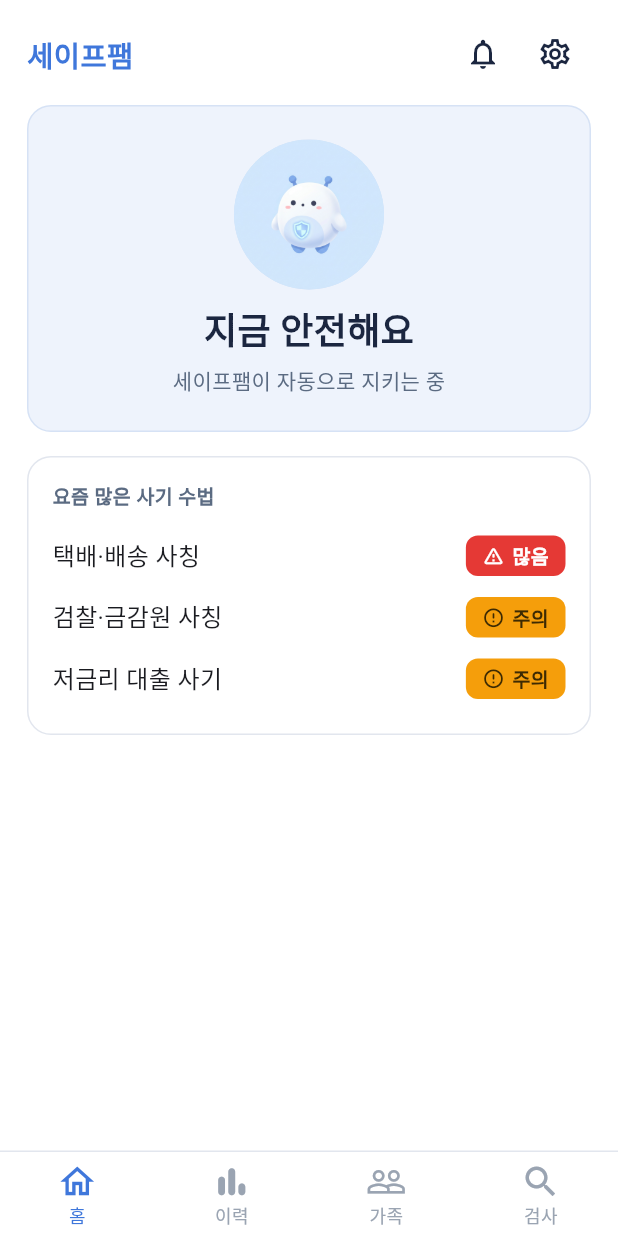
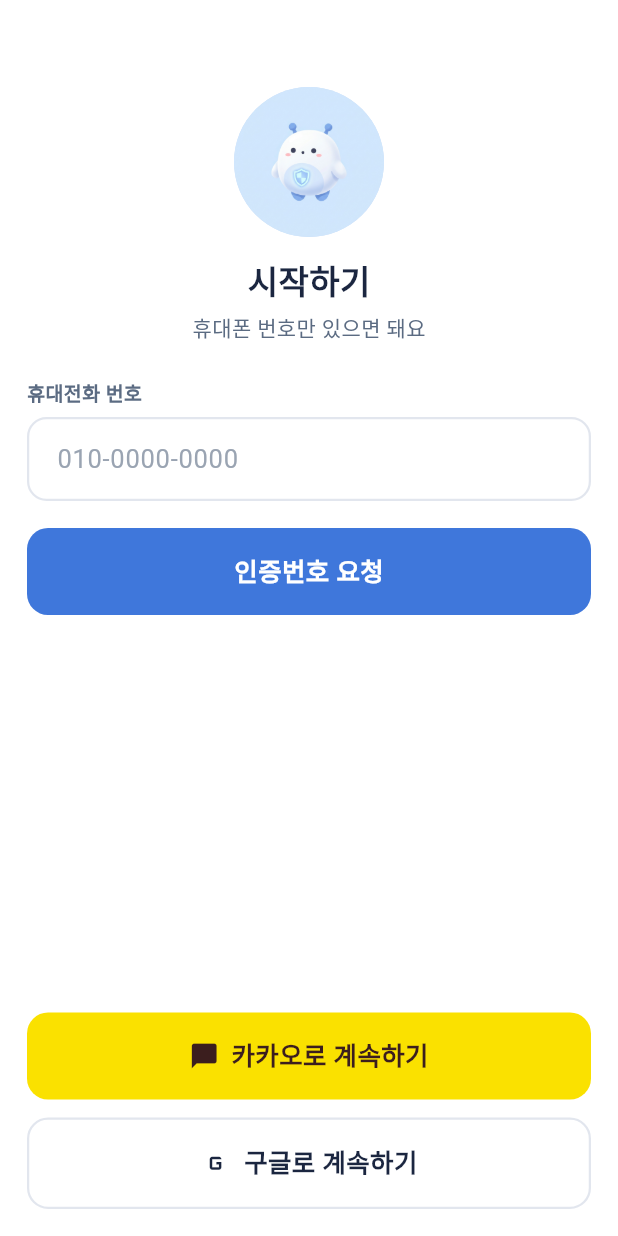
Before and after one commit to SafeFam/SafeFam_FE, a Flutter app: the screen it shows after launch, on a phone screen of 412 x 824 dp. Run offline on Flutter 3.47's test engine with Material 3 defaults, Android fonts, the phone set to English and light mode, and no system bars; Roboto replaces fonts that are missing (Pretendard).

Commit message:
feat: add phone signup/login screen and set it as app entry

```diff
--- a/lib/main.dart
+++ b/lib/main.dart
@@ -1,6 +1,6 @@
 import 'package:flutter/material.dart';
 import 'theme/app_theme.dart';
-import 'widgets/main_scaffold.dart';
+import 'screens/login_screen.dart';
 
 void main() => runApp(const SafeFamApp());
 
@@ -13,7 +13,7 @@
       title: '세이프팸',
       debugShowCheckedModeBanner: false,
       theme: buildSafeFamTheme(),
-      home: const MainScaffold(),
+      home: const LoginScreen(),
     );
   }
 }
--- /dev/null
+++ b/lib/screens/login_screen.dart
@@ -0,0 +1,204 @@
+import 'package:flutter/material.dart';
+import '../theme/app_theme.dart';
+import '../widgets/common.dart';
+import '../services/auth_api.dart';
+import 'family_flow.dart';
+import '../widgets/main_scaffold.dart';
+
+/// 회원가입/로그인 — 휴대폰 인증 + 소셜. 결과는 AuthApi를 통해 처리(지금은 껍데기).
+class LoginScreen extends StatefulWidget {
+  const LoginScreen({super.key});
+  @override
+  State<LoginScreen> createState() => _LoginScreenState();
+}
+
+class _LoginScreenState extends State<LoginScreen> {
+  final _phone = TextEditingController();
+  final _code = TextEditingController();
+  final _nickname = TextEditingController();
+  final _password = TextEditingController();
+  bool _requested = false;
+  bool _loading = false;
+  bool _obscure = true;
+
+  @override
+  void dispose() {
+    _phone.dispose();
+    _code.dispose();
+    _nickname.dispose();
+    _password.dispose();
+    super.dispose();
+  }
+
+  void _goNext(AuthResult r) {
+    if (!mounted) return;
+    final next = r.isNewUser
+        ? const FamilyRegisterScreen() // 신규 → 가족 등록
+        : const MainScaffold();        // 기존 → 홈
+    Navigator.pushAndRemoveUntil(
+        context, MaterialPageRoute(builder: (_) => next), (route) => false);
+  }
+
+  Future<void> _run(Future<void> Function() action) async {
+    setState(() => _loading = true);
+    try {
+      await action();
+    } finally {
+      if (mounted) setState(() => _loading = false);
+    }
+  }
+
+  void _toast(String msg) {
+    if (!mounted) return;
+    ScaffoldMessenger.of(context)
+      ..hideCurrentSnackBar()
+      ..showSnackBar(SnackBar(content: Text(msg)));
+  }
+
+  Future<void> _onPrimary() => _run(() async {
+        if (!_requested) {
+          final ok = await AuthApi.requestCode(_phone.text);
+          if (ok && mounted) setState(() => _requested = true);
+        } else {
+          if (_nickname.text.trim().isEmpty) {
+            _toast('닉네임을 입력해 주세요');
+            return;
+          }
+          if (_password.text.length < 4) {
+            _toast('비밀번호는 4자 이상 입력해 주세요');
+            return;
+          }
+          final r = await AuthApi.verifyCode(
+            _phone.text,
+            _code.text,
+            nickname: _nickname.text.trim(),
+            password: _password.text,
+          );
+          if (r.success) _goNext(r);
+        }
+      });
+
+  Future<void> _social(String provider) =>
+      _run(() async => _goNext(await AuthApi.socialLogin(provider)));
+
+  @override
+  Widget build(BuildContext context) {
+    return Scaffold(
+      body: SafeArea(
+        child: Stack(
+          children: [
+            Padding(
+              padding: const EdgeInsets.fromLTRB(18, 10, 18, 18),
+              child: Column(
+                children: [
+                  const SizedBox(height: 48),
+                  const CharacterDisc(100),
+                  const SizedBox(height: 14),
+                  const Text('시작하기', style: AppText.titleResult),
+                  const SizedBox(height: 6),
+                  const Text('휴대폰 번호만 있으면 돼요', style: AppText.caption),
+                  const SizedBox(height: 22),
+                  _label('휴대전화 번호'),
+                  _field(_phone, '010-0000-0000', TextInputType.phone),
+                  if (_requested) ...[
+                    const SizedBox(height: 12),
+                    Row(
+                      mainAxisAlignment: MainAxisAlignment.spaceBetween,
+                      children: [
+                        const Text('인증번호', style: AppText.section),
+                        GestureDetector(
+                          onTap: () => AuthApi.requestCode(_phone.text),
+                          child: const Text('재요청', style: TextStyle(fontSize: 13, color: AppColors.t3)),
+                        ),
+                      ],
+                    ),
+                    const SizedBox(height: 6),
+                    _field(_code, '인증번호 입력', TextInputType.number, trailing: '2:48'),
+                    const SizedBox(height: 12),
+                    _label('닉네임'),
+                    _field(_nickname, '가족에게 보일 이름', TextInputType.text),
+                    const SizedBox(height: 12),
+                    _label('비밀번호'),
+                    _field(_password, '4자 이상 입력', TextInputType.visiblePassword,
+                        obscure: _obscure,
+                        toggleObscure: () => setState(() => _obscure = !_obscure)),
+                  ],
+                  const SizedBox(height: 18),
+                  SfButton(_requested ? '확인' : '인증번호 요청', onTap: _loading ? null : _onPrimary),
+                  const Spacer(),
+                  _kakao(),
+                  const SizedBox(height: 12),
+                  SfButton('구글로 계속하기',
+                      icon: Icons.g_mobiledata,
+                      variant: SfBtn.ghost,
+                      onTap: _loading ? null : () => _social('google')),
+                ],
+              ),
+            ),
+            if (_loading)
+              Container(
+                color: Colors.black.withOpacity(0.05),
+                child: const Center(child: CircularProgressIndicator(color: AppColors.blue)),
+              ),
+          ],
+        ),
+      ),
+    );
+  }
+
+  Widget _label(String t) => Align(
+        alignment: Alignment.centerLeft,
+        child: Padding(padding: const EdgeInsets.only(bottom: 6), child: Text(t, style: AppText.section)),
+      );
+
+  Widget _field(TextEditingController c, String hint, TextInputType type,
+      {String? trailing, bool obscure = false, VoidCallback? toggleObscure}) {
+    return TextField(
+      controller: c,
+      keyboardType: type,
+      obscureText: obscure,
+      style: const TextStyle(fontSize: 17),
+      decoration: InputDecoration(
+        hintText: hint,
+        hintStyle: const TextStyle(color: AppColors.t3),
+        suffixText: trailing,
+        suffixStyle: const TextStyle(fontSize: 15, fontWeight: FontWeight.w600, color: AppColors.blue),
+        suffixIcon: toggleObscure == null
+            ? null
+            : IconButton(
+                icon: Icon(obscure ? Icons.visibility_off : Icons.visibility,
+                    color: AppColors.t3, size: 22),
+                onPressed: toggleObscure,
+              ),
+        contentPadding: const EdgeInsets.symmetric(horizontal: 16, vertical: 15),
+        enabledBorder: OutlineInputBorder(
+            borderRadius: BorderRadius.circular(13),
+            borderSide: const BorderSide(color: AppColors.line, width: 1.5)),
+        focusedBorder: OutlineInputBorder(
+            borderRadius: BorderRadius.circular(13),
+            borderSide: const BorderSide(color: AppColors.blue, width: 1.5)),
+      ),
+    );
+  }
+
+  Widget _kakao() => Material(
+        color: const Color(0xFFFAE100),
+        borderRadius: BorderRadius.circular(14),
+        child: InkWell(
+          borderRadius: BorderRadius.circular(14),
+          onTap: _loading ? null : () => _social('kakao'),
+          child: const Padding(
+            padding: EdgeInsets.symmetric(vertical: 16),
+            child: Row(
+              mainAxisAlignment: MainAxisAlignment.center,
+              children: [
+                Icon(Icons.chat_bubble, size: 20, color: Color(0xFF3B1E1E)),
+                SizedBox(width: 8),
+                Text('카카오로 계속하기',
+                    style: TextStyle(fontSize: 17, fontWeight: FontWeight.w700, color: Color(0xFF3B1E1E))),
+              ],
+            ),
+          ),
+        ),
+      );
+}
```
